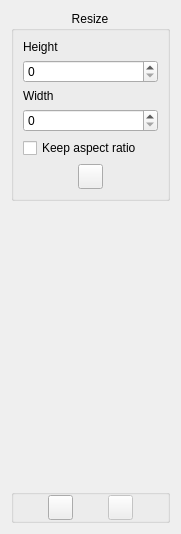
First picture: the form in trunk/src/widgets/photocontrol-resize.ui, repository BackupTheBerlios/galerist-svn, before the edit.
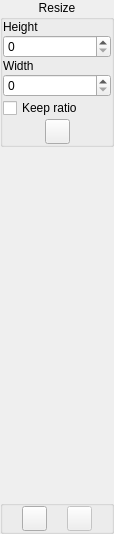
Second picture: the form after the edit. Icons and pictures are not drawn.

What changed in the file:
```diff
--- a/trunk/src/widgets/photocontrol-resize.ui
+++ b/trunk/src/widgets/photocontrol-resize.ui
@@ -13,6 +13,24 @@
    <string/>
   </property>
   <layout class="QGridLayout" >
+   <property name="leftMargin" >
+    <number>0</number>
+   </property>
+   <property name="topMargin" >
+    <number>0</number>
+   </property>
+   <property name="rightMargin" >
+    <number>0</number>
+   </property>
+   <property name="bottomMargin" >
+    <number>0</number>
+   </property>
+   <property name="horizontalSpacing" >
+    <number>1</number>
+   </property>
+   <property name="verticalSpacing" >
+    <number>1</number>
+   </property>
    <item row="0" column="0" >
     <widget class="QGroupBox" name="groupBox" >
      <property name="title" >
@@ -25,6 +43,24 @@
       <bool>true</bool>
      </property>
      <layout class="QGridLayout" >
+      <property name="leftMargin" >
+       <number>0</number>
+      </property>
+      <property name="topMargin" >
+       <number>0</number>
+      </property>
+      <property name="rightMargin" >
+       <number>0</number>
+      </property>
+      <property name="bottomMargin" >
+       <number>0</number>
+      </property>
+      <property name="horizontalSpacing" >
+       <number>1</number>
+      </property>
+      <property name="verticalSpacing" >
+       <number>1</number>
+      </property>
       <item row="0" column="0" >
        <widget class="QLabel" name="label" >
         <property name="text" >
@@ -35,13 +71,6 @@
         </property>
        </widget>
       </item>
-      <item row="1" column="0" >
-       <widget class="QSpinBox" name="heightBox" >
-        <property name="maximum" >
-         <number>999999999</number>
-        </property>
-       </widget>
-      </item>
       <item row="2" column="0" >
        <widget class="QLabel" name="label_2" >
         <property name="text" >
@@ -52,20 +81,6 @@
         </property>
        </widget>
       </item>
-      <item row="3" column="0" >
-       <widget class="QSpinBox" name="widthBox" >
-        <property name="maximum" >
-         <number>999999999</number>
-        </property>
-       </widget>
-      </item>
-      <item row="4" column="0" >
-       <widget class="QCheckBox" name="aspectBox" >
-        <property name="text" >
-         <string>Keep aspect ratio</string>
-        </property>
-       </widget>
-      </item>
       <item row="5" column="0" >
        <layout class="QHBoxLayout" >
         <item>
@@ -115,6 +130,27 @@
         </item>
        </layout>
       </item>
+      <item row="1" column="0" >
+       <widget class="QSpinBox" name="heightBox" >
+        <property name="maximum" >
+         <number>999999999</number>
+        </property>
+       </widget>
+      </item>
+      <item row="3" column="0" >
+       <widget class="QSpinBox" name="widthBox" >
+        <property name="maximum" >
+         <number>999999999</number>
+        </property>
+       </widget>
+      </item>
+      <item row="4" column="0" >
+       <widget class="QCheckBox" name="aspectBox" >
+        <property name="text" >
+         <string>Keep ratio</string>
+        </property>
+       </widget>
+      </item>
      </layout>
     </widget>
    </item>
@@ -125,7 +161,7 @@
      </property>
      <property name="sizeHint" >
       <size>
-       <width>159</width>
+       <width>50</width>
        <height>61</height>
       </size>
      </property>
```
